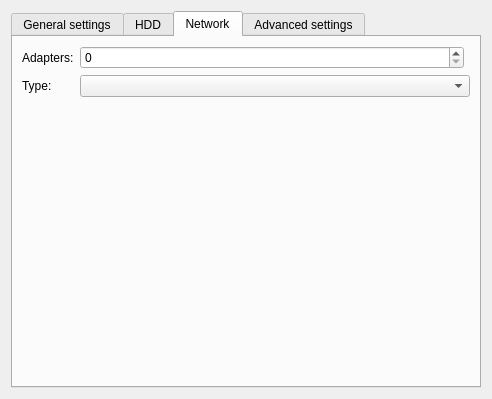
This is gns3/modules/qemu/ui/qemu_vm_configuration_page.ui in GNS3/gns3-gui as Qt 5 draws it before an edit. The edited form follows.
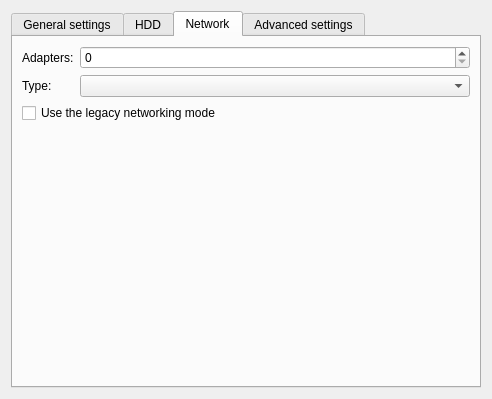
This is the edited form. The open tabs and pages were chosen to show the change.

Commit message: Support for older Qemu versions like the 0.11.0 on Windows.

Diff of the .ui file:
```diff
--- a/gns3/modules/qemu/ui/qemu_vm_configuration_page.ui
+++ b/gns3/modules/qemu/ui/qemu_vm_configuration_page.ui
@@ -175,7 +175,7 @@
       <attribute name="title">
        <string>Network</string>
       </attribute>
-      <layout class="QGridLayout" name="gridLayout_8">
+      <layout class="QGridLayout" name="gridLayout_5">
        <item row="0" column="0">
         <widget class="QLabel" name="uiAdaptersLabel">
          <property name="text">
@@ -206,7 +206,7 @@
          </property>
         </widget>
        </item>
-       <item row="1" column="1" colspan="2">
+       <item row="1" column="1">
         <widget class="QComboBox" name="uiAdapterTypesComboBox">
          <property name="sizePolicy">
           <sizepolicy hsizetype="Expanding" vsizetype="Fixed">
@@ -216,7 +216,14 @@
          </property>
         </widget>
        </item>
-       <item row="2" column="1">
+       <item row="2" column="0" colspan="2">
+        <widget class="QCheckBox" name="uiLegacyNetworkingCheckBox">
+         <property name="text">
+          <string>Use the legacy networking mode</string>
+         </property>
+        </widget>
+       </item>
+       <item row="3" column="1">
         <spacer name="verticalSpacer_3">
          <property name="orientation">
           <enum>Qt::Vertical</enum>
```
The commit also changes 6 other files.
